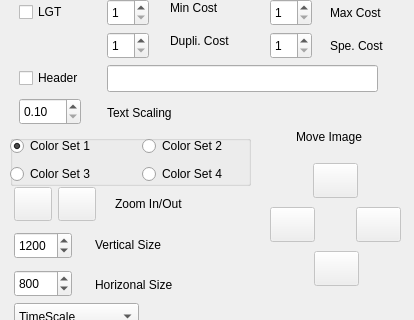
Above: parameters.ui from jfnavarro/PrimeTV2 before the change; both pictures show x 0 to 414 and y 95 to 415 of the 414 by 499 pixel window. Below: the same form after it.
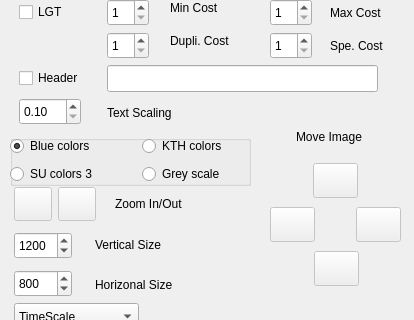
That is the form after the change. Icons and pictures are not drawn.

What changed in the file:
```diff
--- a/parameters.ui
+++ b/parameters.ui
@@ -755,7 +755,7 @@
      </rect>
     </property>
     <property name="text">
-     <string>Color Set 3</string>
+     <string>SU colors 3</string>
     </property>
    </widget>
    <widget class="QRadioButton" name="radioButtonColor2">
@@ -768,7 +768,7 @@
      </rect>
     </property>
     <property name="text">
-     <string>Color Set 2</string>
+     <string>KTH colors</string>
     </property>
    </widget>
    <widget class="QRadioButton" name="radioButtonColor4">
@@ -781,7 +781,7 @@
      </rect>
     </property>
     <property name="text">
-     <string>Color Set 4</string>
+     <string>Grey scale</string>
     </property>
    </widget>
    <widget class="QRadioButton" name="radioButtonColor1">
@@ -794,7 +794,7 @@
      </rect>
     </property>
     <property name="text">
-     <string>Color Set 1</string>
+     <string>Blue colors</string>
     </property>
     <property name="checked">
      <bool>true</bool>
```
